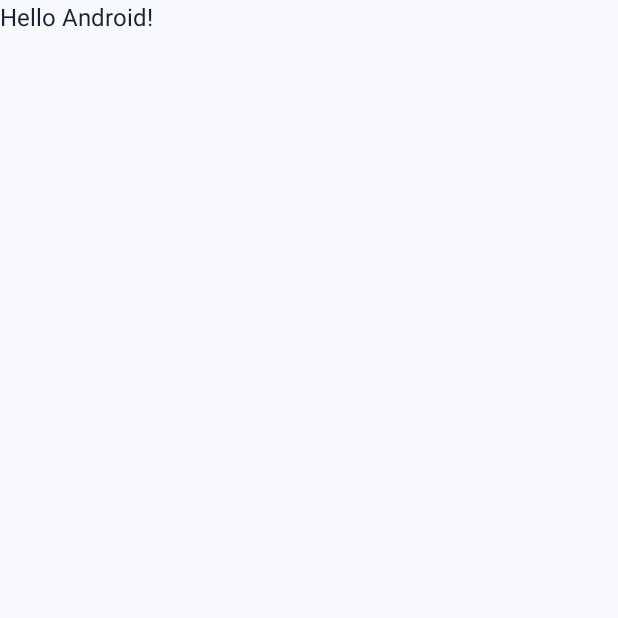
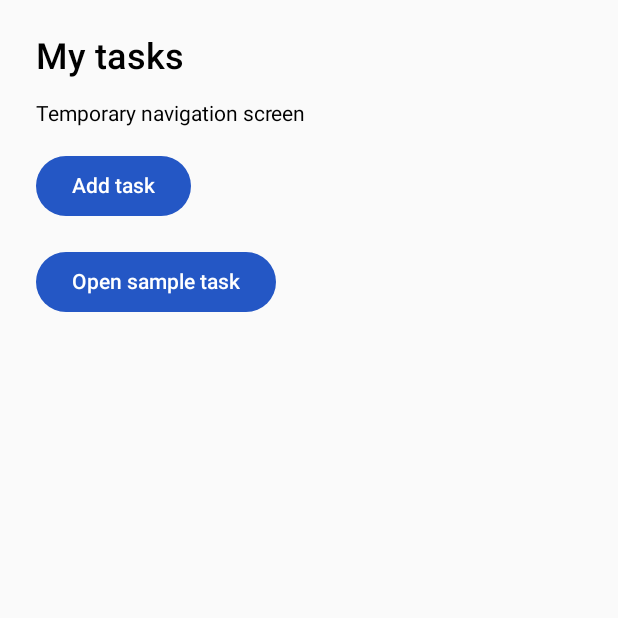
Before and after one commit to Kar1m22/student-task-planner, an Android app built with Jetpack Compose: the screen it shows after launch (MainActivity), on a phone screen of 412 x 824 dp, the top half of it. Before the commit the part shown is almost empty. Run offline under Robolectric (Android 15) with nearby library versions, the phone set to English and light mode, and no system bars.

Commit message:
Add navigation skeleton

```diff
--- a/app/src/main/java/com/example/studenttaskplanner/MainActivity.kt
+++ b/app/src/main/java/com/example/studenttaskplanner/MainActivity.kt
@@ -4,13 +4,7 @@ import android.os.Bundle
 import androidx.activity.ComponentActivity
 import androidx.activity.compose.setContent
 import androidx.activity.enableEdgeToEdge
-import androidx.compose.foundation.layout.fillMaxSize
-import androidx.compose.foundation.layout.padding
-import androidx.compose.material3.Scaffold
-import androidx.compose.material3.Text
-import androidx.compose.runtime.Composable
-import androidx.compose.ui.Modifier
-import androidx.compose.ui.tooling.preview.Preview
+import com.example.studenttaskplanner.core.navigation.PlannerNavHost
 import com.example.studenttaskplanner.core.theme.StudentTaskPlannerTheme
 
 class MainActivity : ComponentActivity() {
@@ -19,29 +13,8 @@ class MainActivity : ComponentActivity() {
         enableEdgeToEdge()
         setContent {
             StudentTaskPlannerTheme {
-                Scaffold(modifier = Modifier.fillMaxSize()) { innerPadding ->
-                    Greeting(
-                        name = "Android",
-                        modifier = Modifier.padding(innerPadding)
-                    )
-                }
+                PlannerNavHost()
             }
         }
     }
 }
-
-@Composable
-fun Greeting(name: String, modifier: Modifier = Modifier) {
-    Text(
-        text = "Hello $name!",
-        modifier = modifier
-    )
-}
-
-@Preview(showBackground = true)
-@Composable
-fun GreetingPreview() {
-    StudentTaskPlannerTheme {
-        Greeting("Android")
-    }
-}
--- /dev/null
+++ b/app/src/main/java/com/example/studenttaskplanner/core/navigation/PlannerNavHost.kt
@@ -0,0 +1,89 @@
+package com.example.studenttaskplanner.core.navigation
+
+import androidx.compose.runtime.Composable
+import androidx.navigation.NavType
+import androidx.navigation.compose.NavHost
+import androidx.navigation.compose.composable
+import androidx.navigation.compose.rememberNavController
+import androidx.navigation.navArgument
+import com.example.studenttaskplanner.ui.taskdetails.TaskDetailsScreen
+import com.example.studenttaskplanner.ui.taskform.TaskFormScreen
+import com.example.studenttaskplanner.ui.tasklist.TaskListScreen
+
+
+@Composable
+fun PlannerNavHost() {
+    val navController = rememberNavController()
+
+
+    NavHost(
+        navController = navController,
+        startDestination = PlannerDestination.TASK_LIST
+    ) {
+        composable(PlannerDestination.TASK_LIST) {
+            TaskListScreen(
+                onAddTask = {
+                    navController.navigate(PlannerDestination.TASK_FORM)
+                },
+                onTaskClick = { taskId ->
+                    navController.navigate(
+                        "${PlannerDestination.TASK_DETAILS}/$taskId"
+                    )
+                }
+            )
+        }
+
+        composable(PlannerDestination.TASK_FORM) {
+            TaskFormScreen(
+                taskId = null,
+                onNavigateBack = {
+                    navController.popBackStack()
+                }
+            )
+        }
+        composable(
+            route = PlannerDestination.TASK_FORM_EDIT,
+            arguments = listOf(
+                navArgument(PlannerDestination.TASK_ID_ARGUMENT) {
+                    type = NavType.LongType
+                }
+            )
+        ) { backStackEntry ->
+            val taskId = backStackEntry.arguments?.getLong(
+                PlannerDestination.TASK_ID_ARGUMENT
+            ) ?: return@composable
+
+            TaskFormScreen(
+                taskId = taskId,
+                onNavigateBack = {
+                    navController.popBackStack()
+                }
+            )
+        }
+
+        composable(
+            route = PlannerDestination.TASK_DETAILS_WITH_ID,
+            arguments = listOf(
+                navArgument(PlannerDestination.TASK_ID_ARGUMENT) {
+                    type = NavType.LongType
+                }
+            )
+        ) { backStackEntry ->
+            val taskId = backStackEntry.arguments?.getLong(
+                PlannerDestination.TASK_ID_ARGUMENT
+            ) ?: return@composable
+
+            TaskDetailsScreen(
+                taskId = taskId,
+                onEditTask = { id ->
+                    navController.navigate(
+                        "${PlannerDestination.TASK_FORM}/$id"
+                    )
+                },
+                onNavigateBack = {
+                    navController.popBackStack()
+                }
+            )
+        }
+    }
+}
--- /dev/null
+++ b/app/src/main/java/com/example/studenttaskplanner/ui/tasklist/TaskListScreen.kt
@@ -0,0 +1,43 @@
+package com.example.studenttaskplanner.ui.tasklist
+
+import androidx.compose.foundation.layout.Arrangement
+import androidx.compose.foundation.layout.Column
+import androidx.compose.foundation.layout.fillMaxSize
+import androidx.compose.foundation.layout.padding
+import androidx.compose.material3.Button
+import androidx.compose.material3.MaterialTheme
+import androidx.compose.material3.Text
+import androidx.compose.runtime.Composable
+import androidx.compose.ui.Modifier
+import androidx.compose.ui.unit.dp
+
+@Composable
+fun TaskListScreen(
+    onAddTask: () -> Unit,
+    onTaskClick: (Long) -> Unit
+) {
+    Column(
+        modifier = Modifier
+            .fillMaxSize()
+            .padding(24.dp),
+        verticalArrangement = Arrangement.spacedBy(16.dp)
+    ) {
+        Text(
+            text = "My tasks",
+            style = MaterialTheme.typography.headlineSmall
+        )
+
+        Text(
+            text = "Temporary navigation screen",
+            style = MaterialTheme.typography.bodyMedium
+        )
+
+        Button(onClick = onAddTask) {
+            Text("Add task")
+        }
+
+        Button(onClick = { onTaskClick(1L) }) {
+            Text("Open sample task")
+        }
+    }
+}
```
Also changed, not shown: app/src/main/java/com/example/studenttaskplanner/core/navigation/PlannerRoutes.kt (added, +15 -0 lines), app/src/main/java/com/example/studenttaskplanner/ui/taskdetails/TaskDetailsScreen.kt (added, +44 -0 lines), app/src/main/java/com/example/studenttaskplanner/ui/taskform/TaskFormScreen.kt (added, +46 -0 lines).
